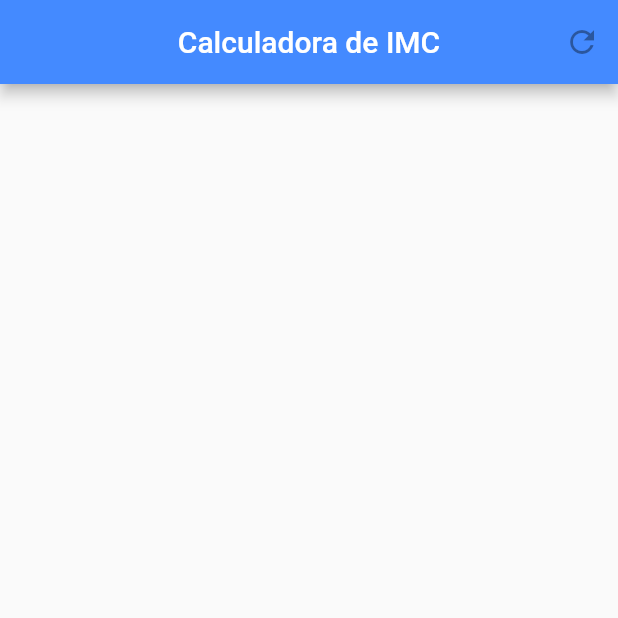
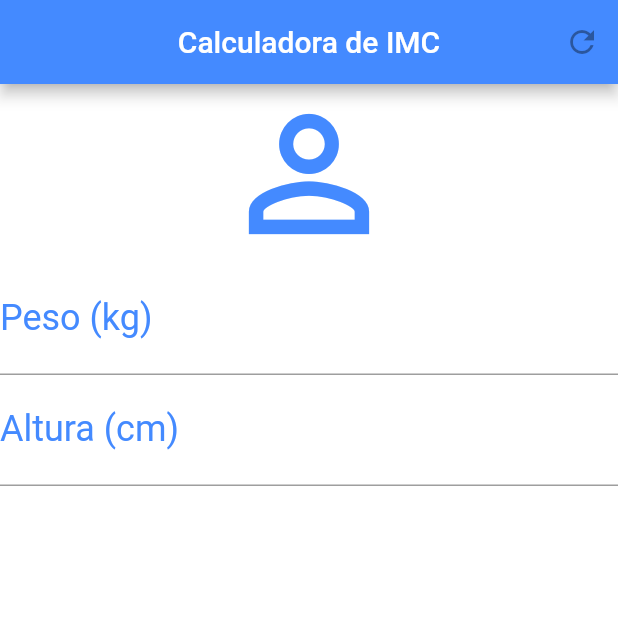
Before and after one commit to lsandrade/calculadora_imc, a Flutter app: the screen it shows after launch, on a phone screen of 412 x 824 dp, the top half of it. Run offline on Flutter 3.47's test engine with Material 2 defaults, Android fonts, the phone set to English and light mode, and no system bars.

Commit message:
add icon and textfields

```diff
--- a/lib/home.dart
+++ b/lib/home.dart
@@ -13,7 +13,42 @@ class _HomeState extends State<Home> {
         title: Text("Calculadora de IMC"),
         centerTitle: true,
         backgroundColor: Colors.blueAccent,
-        actions: [IconButton(icon: Icon(Icons.refresh), onPressed: null)],
+        actions: [
+          IconButton(
+            icon: Icon(Icons.refresh),
+            onPressed: null,
+            color: Colors.white,
+          )
+        ],
+      ),
+      backgroundColor: Colors.white,
+      body: Column(
+        crossAxisAlignment: CrossAxisAlignment.stretch,
+        children: [
+          Icon(
+            Icons.person_outline,
+            size: 120.0,
+            color: Colors.blueAccent,
+          ),
+          TextField(
+            keyboardType: TextInputType.number,
+            decoration: InputDecoration(
+              labelText: "Peso (kg)",
+              labelStyle: TextStyle(color: Colors.blueAccent),
+            ),
+            textAlign: TextAlign.center,
+            style: TextStyle(color: Colors.blueAccent, fontSize: 24.0),
+          ),
+          TextField(
+            keyboardType: TextInputType.number,
+            decoration: InputDecoration(
+              labelText: "Altura (cm)",
+              labelStyle: TextStyle(color: Colors.blueAccent),
+            ),
+            textAlign: TextAlign.center,
+            style: TextStyle(color: Colors.blueAccent, fontSize: 24.0),
+          )
+        ],
       ),
     );
   }
```
